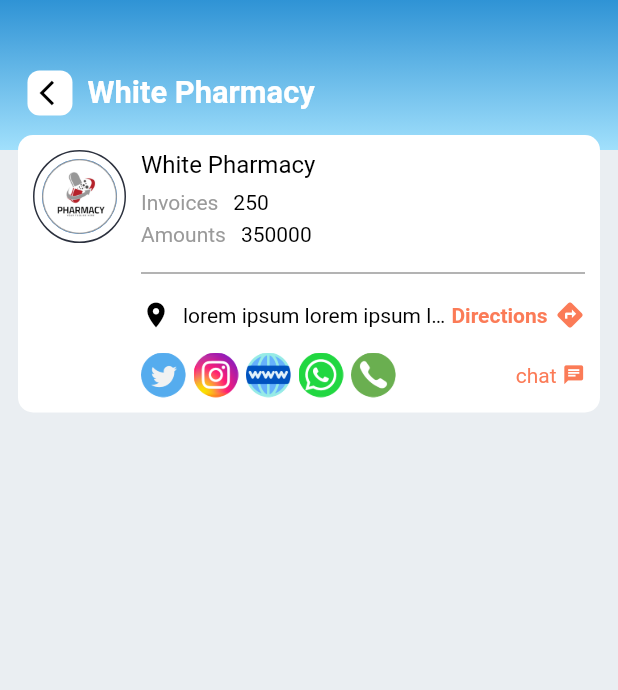
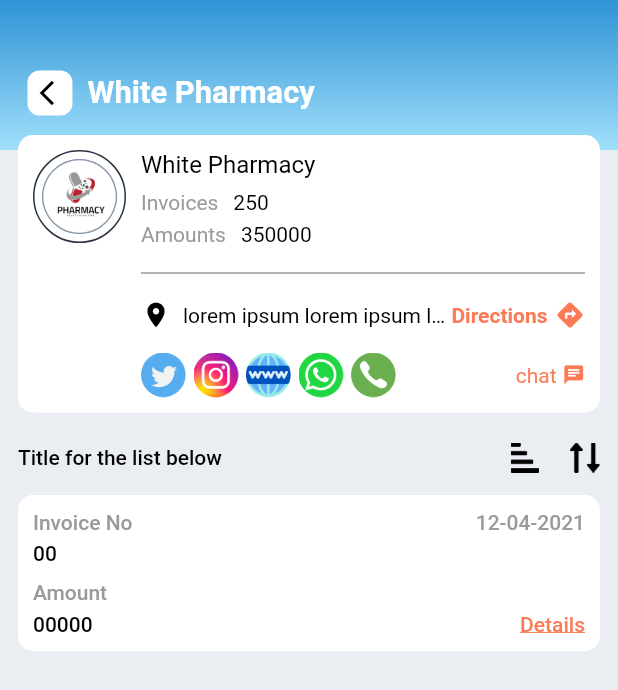
Before and after one commit to abohanzala/sarf, a Flutter app: the SingleMemberDetails screen opened directly, on a phone screen of 412 x 824 dp. Shown: the top 690 px of the screen. Run offline on Flutter 3.47's test engine with Material 2 defaults, Android fonts, the light colour scheme and no system bars; our stand-ins replace bot_toast, flutter_screenutil, flutter_spinkit, get, intl_phone_field.

Commit message:
members details screen complete

```diff
--- a/lib/resources/images.dart
+++ b/lib/resources/images.dart
@@ -34,6 +34,7 @@ class AppImages {
    String insta = "assets/images/insta.png";
    String call = "assets/images/call.png";
    String web = "assets/images/web.png";
+   String listStack = "assets/images/liststack.png";
   // String splashIcon = "assets/images/icon.jpeg";
   // String icOnBoard2 = "assets/images/ic_onboard2.png";
   // String onBoard2 = "assets/images/onboard2.png";
--- a/lib/src/baseview/members/single_member_detail.dart
+++ b/lib/src/baseview/members/single_member_detail.dart
@@ -135,6 +135,60 @@ class _SingleMemberDetailsState extends State<SingleMemberDetails> {
                   ),
                 ),
          ),
+         const SizedBox(height: 10,),
+         Padding(
+           padding: const EdgeInsets.symmetric(horizontal: 12),
+           child: Row(
+            mainAxisAlignment: MainAxisAlignment.spaceBetween,
+            children: [
+              Text('Title for the list below',style: TextStyle(color: R.colors.black,fontSize: 14,fontWeight: FontWeight.w500),),
+              Row(children: [
+                Image.asset(R.images.listStack,width: 20,height: 20,),
+                const SizedBox(width: 20,),
+                Image.asset('assets/images/data.png',width: 20,height: 20,color: R.colors.black,),
+              ],),
+            ],
+           ),
+         ),
+         const SizedBox(height: 15,),
+         Padding(padding: const EdgeInsets.symmetric(horizontal: 12),
+         child: Container(
+          padding: EdgeInsets.all(10),
+          decoration: BoxDecoration(
+            color: R.colors.white,
+            borderRadius: BorderRadius.circular(10),
+          ),
+          child: Column(
+            crossAxisAlignment: CrossAxisAlignment.start,
+            children: [
+              Row(
+                mainAxisAlignment: MainAxisAlignment.spaceBetween,
+                children: [
+                  Text('Invoice No',style: TextStyle(color: R.colors.grey,fontSize: 14,fontWeight: FontWeight.w500),),
+                  Text('12-04-2021',style: TextStyle(color: R.colors.grey,fontSize: 14,fontWeight: FontWeight.w500),),
+                ],
+              ),
+              const SizedBox(height: 5,),
+              Text('00',style: TextStyle(color: R.colors.black,fontSize: 14,fontWeight: FontWeight.w500),),
+              const SizedBox(height: 10,),
+              Text('Amount',style: TextStyle(color: R.colors.grey,fontSize: 14,fontWeight: FontWeight.w500),),
+              const SizedBox(height: 5,),
+               Row(
+                mainAxisAlignment: MainAxisAlignment.spaceBetween,
+                children: [
+                  Text('00000',style: TextStyle(color: R.colors.black,fontSize: 14,fontWeight: FontWeight.w500),),
+                  Text('Details',style: TextStyle(color: R.colors.themeColor,fontSize: 14,
+                  decoration: TextDecoration.underline,fontWeight: FontWeight.w500,
+                  ),
+
+                  ),
+                ],
+              ),
+
+            ],
+          ),
+         ),
+         )
         ],
       ),
     );
```
Also changed, not shown: assets/images/liststack.png (added).
